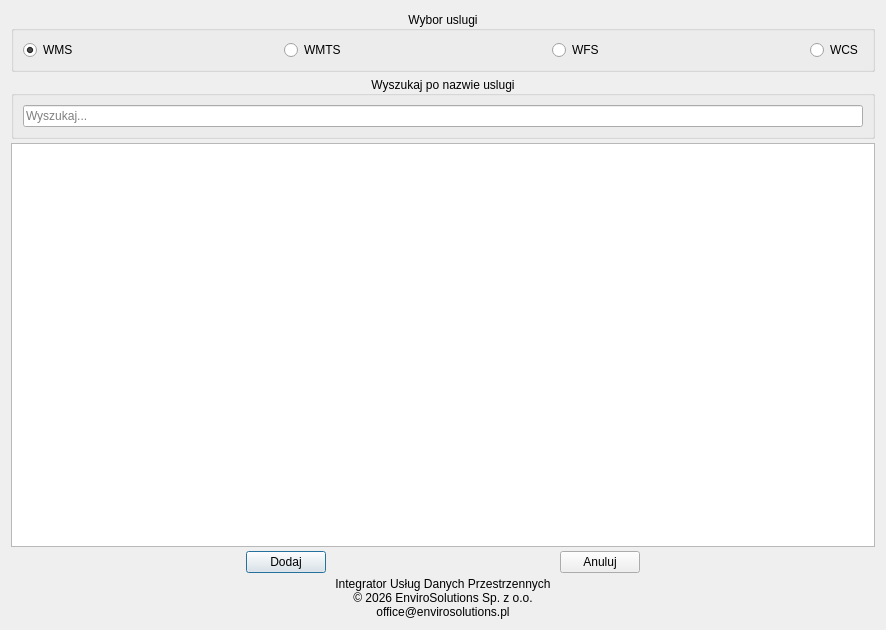
The window that integrator_uslug_danych_przestrzennych_dialog_base.ui (envirosolutionspl/integrator_uslug_danych_przestrzennych) describes before a commit, drawn with Qt 5.
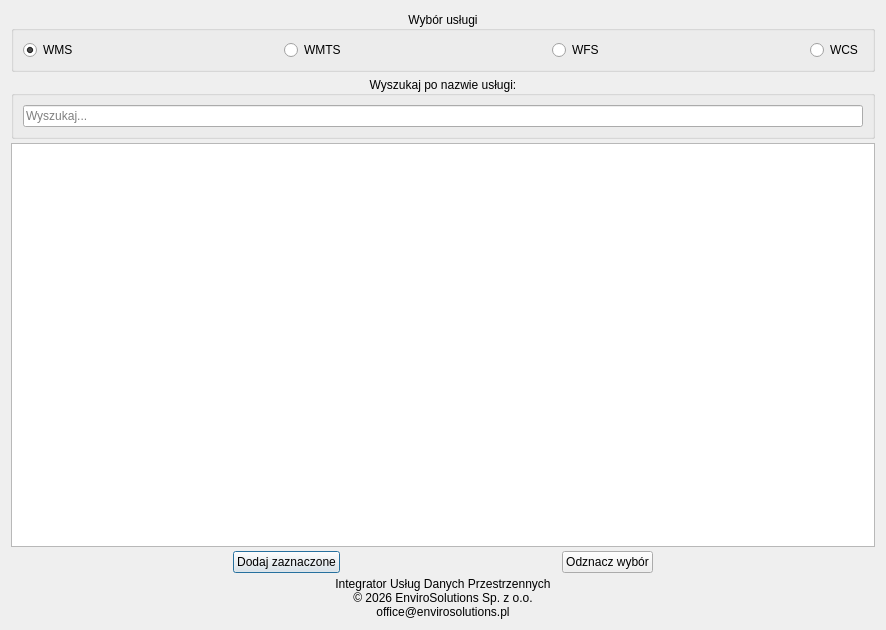
The same window after the commit. Icons and pictures are not drawn.

Diff of the .ui file:
```diff
--- a/integrator_uslug_danych_przestrzennych_dialog_base.ui
+++ b/integrator_uslug_danych_przestrzennych_dialog_base.ui
@@ -48,7 +48,7 @@
      <item row="0" column="1">
       <widget class="QPushButton" name="add_btn">
        <property name="text">
-        <string>Dodaj</string>
+        <string>Dodaj zaznaczone</string>
        </property>
       </widget>
      </item>
@@ -68,7 +68,7 @@
      <item row="0" column="3">
       <widget class="QPushButton" name="reject_btn">
        <property name="text">
-        <string>Anuluj</string>
+        <string>Odznacz wybór</string>
        </property>
       </widget>
      </item>
@@ -102,7 +102,7 @@
       <bool>false</bool>
      </property>
      <property name="title">
-      <string>Wybor uslugi</string>
+      <string>Wybór usługi</string>
      </property>
      <property name="alignment">
       <set>Qt::AlignCenter</set>
@@ -201,7 +201,7 @@
    <item row="1" column="0">
     <widget class="QGroupBox" name="groupBox">
      <property name="title">
-      <string>Wyszukaj po nazwie uslugi</string>
+      <string>Wyszukaj po nazwie usługi:</string>
      </property>
      <property name="alignment">
       <set>Qt::AlignCenter</set>
```
